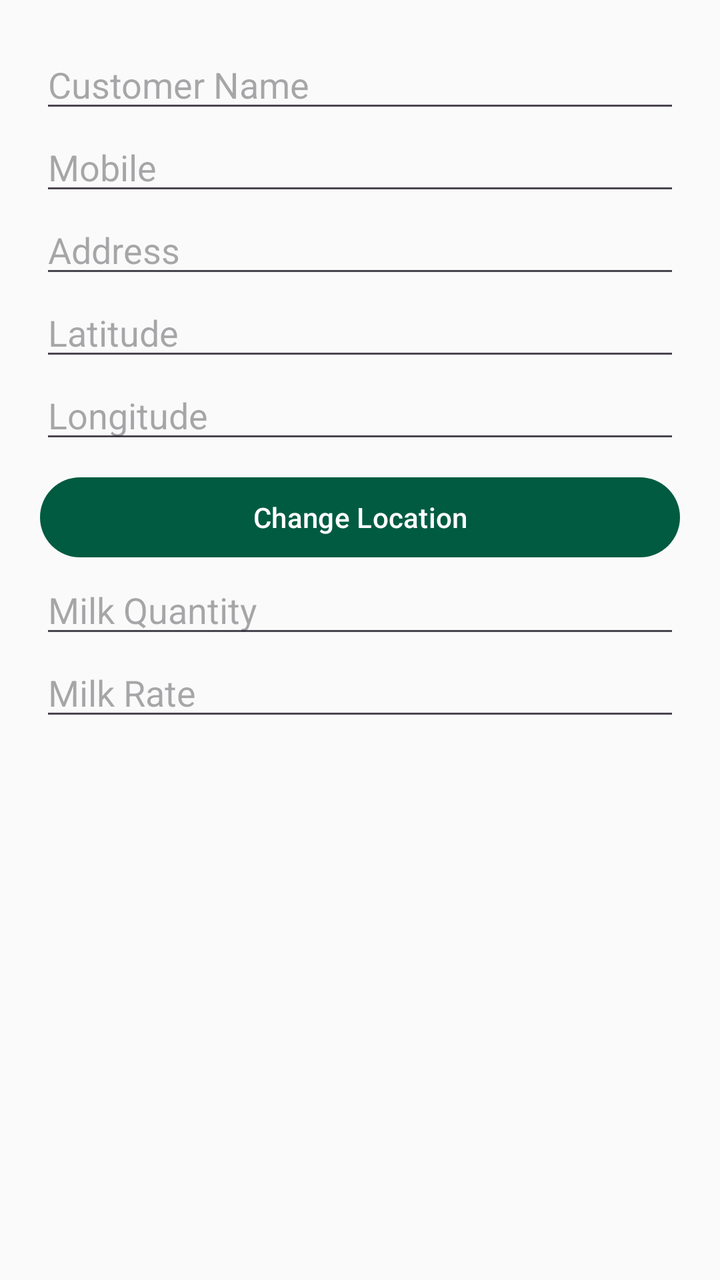
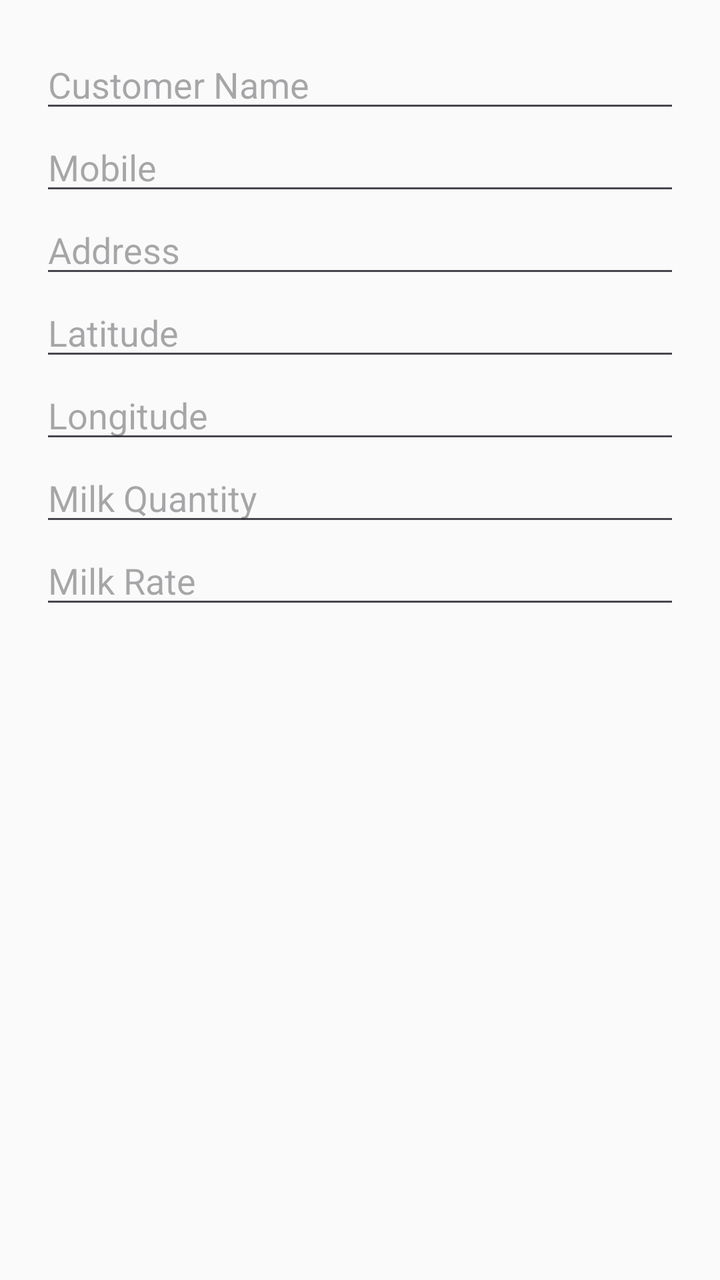

Compare the two renders of this Android layout. The source of the first and the diff that turns it into the second are given below.
<!-- AndroidManifest.xml: application theme Theme.MilkDelivery -->
<!-- res/layout/dialog_edit_customer.xml -->
<?xml version="1.0" encoding="utf-8"?>
<LinearLayout
    xmlns:android="http://schemas.android.com/apk/res/android"
    android:layout_width="match_parent"
    android:layout_height="wrap_content"
    android:orientation="vertical"
    android:padding="20dp">

    <EditText
        android:id="@+id/etName"
        android:layout_width="match_parent"
        android:layout_height="wrap_content"
        android:hint="Customer Name"/>

    <EditText
        android:id="@+id/etMobile"
        android:layout_width="match_parent"
        android:layout_height="wrap_content"
        android:hint="Mobile"
        android:inputType="phone"/>

    <EditText
        android:id="@+id/etAddress"
        android:layout_width="match_parent"
        android:layout_height="wrap_content"
        android:hint="Address"/>

    <EditText
        android:id="@+id/etLatitude"
        android:layout_width="match_parent"
        android:layout_height="wrap_content"
        android:hint="Latitude"
        android:inputType="numberDecimal"/>

    <EditText
        android:id="@+id/etLongitude"
        android:layout_width="match_parent"
        android:layout_height="wrap_content"
        android:hint="Longitude"
        android:inputType="numberDecimal"/>

    <Button
        android:id="@+id/btnChangeLocation"
        android:layout_width="match_parent"
        android:layout_height="wrap_content"
        android:text="Change Location"
        android:layout_marginTop="8dp"/>

    <EditText
        android:id="@+id/etMilkQuantity"
        android:layout_width="match_parent"
        android:layout_height="wrap_content"
        android:hint="Milk Quantity"
        android:inputType="numberDecimal"/>

    <EditText
        android:id="@+id/etMilkRate"
        android:layout_width="match_parent"
        android:layout_height="wrap_content"
        android:hint="Milk Rate"
        android:inputType="numberDecimal"/>

</LinearLayout>
<!-- resources referenced by this layout -->
<resources>
  <style name="Theme.MilkDelivery" parent="Theme.Material3.DayNight.NoActionBar">
          
          <item name="colorPrimary">@color/primary</item>
          <item name="colorPrimaryDark">@color/primary_dark</item>
          <item name="colorSecondary">@color/secondary</item>
          <item name="android:statusBarColor">@color/primary</item>
          <item name="android:windowLightStatusBar">false</item>
          
          
          <item name="colorSurface">@color/surface</item>
          <item name="colorOnSurface">@color/on_surface</item>
          <item name="android:windowBackground">@color/background</item>
          <item name="colorSurfaceVariant">@color/surface_variant</item>
          <item name="colorOnSurfaceVariant">@color/on_surface_variant</item>
          
          
          <item name="materialCardViewStyle">@style/Widget.Material3.CardView.Elevated</item>
      </style>
  <color name="primary">#005B41</color>
  <color name="primary_dark">#00402E</color>
  <color name="secondary">#03DAC6</color>
  <color name="surface">#FFFFFF</color>
  <color name="on_surface">#212121</color>
  <color name="background">#FAFAFA</color>
  <color name="surface_variant">#F4F4F4</color>
  <color name="on_surface_variant">#555555</color>
</resources>

<!-- the commit's change to res/layout/dialog_edit_customer.xml (unified diff, before → after) -->
@@ -39,13 +39,6 @@
         android:hint="Longitude"
         android:inputType="numberDecimal"/>
 
-    <Button
-        android:id="@+id/btnChangeLocation"
-        android:layout_width="match_parent"
-        android:layout_height="wrap_content"
-        android:text="Change Location"
-        android:layout_marginTop="8dp"/>
-
     <EditText
         android:id="@+id/etMilkQuantity"
         android:layout_width="match_parent"
